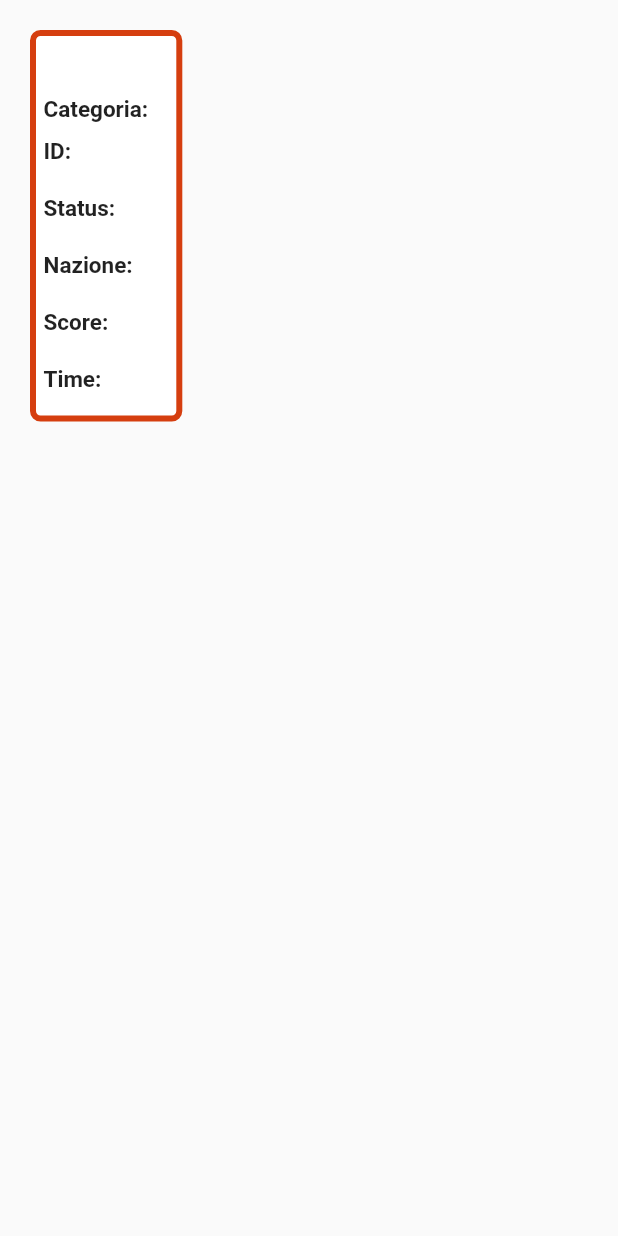
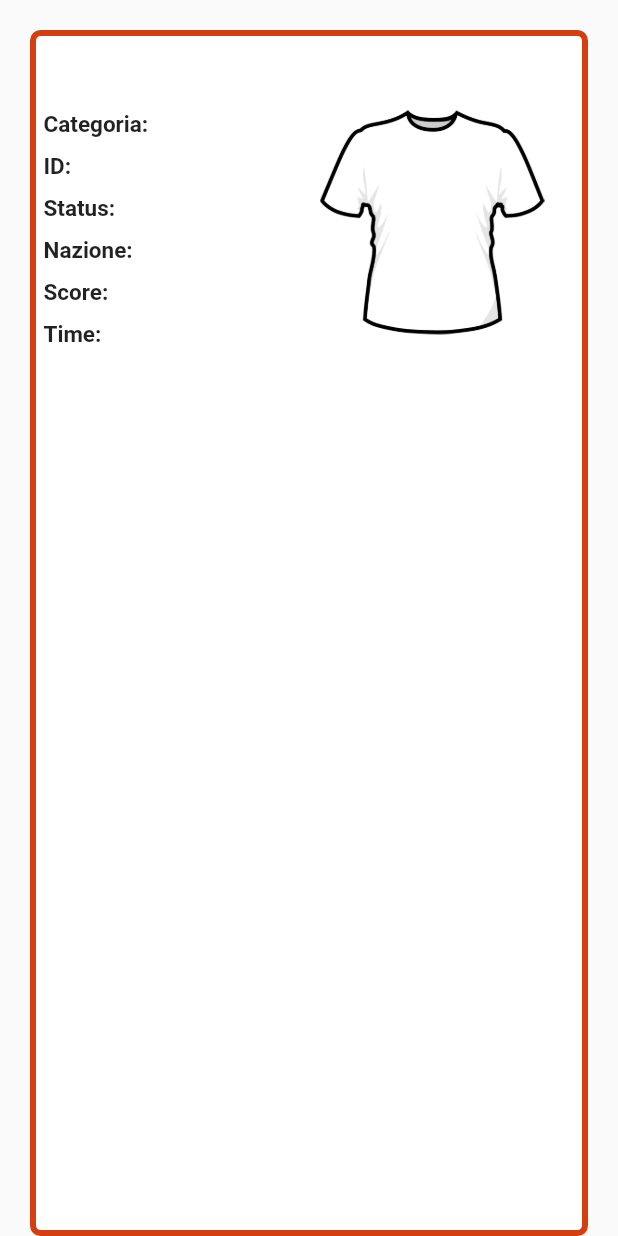
Before and after one commit to VinciGit00/TecnologieCloudMobile, a Flutter app: the TileGiocatore widget shown alone on an empty page, opened directly with empty values, on a phone screen of 412 x 824 dp. Run offline on Flutter 3.47's test engine with Material 2 defaults, Android fonts, the phone set to English and light mode, and no system bars; network calls fail.

Commit message:
added shirts

```diff
--- a/Esercitazione 7 Flutter/progetto_finale/lib/logica/lambda_functions.dart
+++ b/Esercitazione 7 Flutter/progetto_finale/lib/logica/lambda_functions.dart
@@ -154,6 +154,9 @@ class LambdaFunctions {
 
     final response = await http.get(uri);
 
+    print(response.body);
+    print(response.statusCode);
+
     if (response.statusCode == 200) {
       Map<String, dynamic>? risultatiJson = jsonDecode(response.body);
 
--- a/Esercitazione 7 Flutter/progetto_finale/lib/pagine/pagina_classifica_giocatori.dart
+++ b/Esercitazione 7 Flutter/progetto_finale/lib/pagine/pagina_classifica_giocatori.dart
@@ -35,8 +35,7 @@ class _PaginaClassificaGiocatori extends State<PaginaClassificaGiocatori> {
 
   @override
   Widget build(BuildContext context) {
-    return DefaultTabController(
-      length: 2,
+    return SafeArea(
       child: Scaffold(
         appBar: AppBar(
           title: Text(widget.title),
--- a/Esercitazione 7 Flutter/progetto_finale/lib/pagine/pagina_gara.dart
+++ b/Esercitazione 7 Flutter/progetto_finale/lib/pagine/pagina_gara.dart
@@ -47,9 +47,9 @@ class _PaginaGaraState extends State<PaginaGara> {
                 if (asyncsnapshot.connectionState == ConnectionState.done) {
                   if (asyncsnapshot.hasData) {
                     return RefreshIndicator(
-                      onRefresh: () => Future.delayed(
-                        const Duration(seconds: 1),
-                      ),
+                      onRefresh: () async {
+                        setState(() {});
+                      },
                       child: ListView.builder(
                         padding: const EdgeInsets.only(bottom: 10.0),
                         itemCount: asyncsnapshot.data!.length,
--- a/Esercitazione 7 Flutter/progetto_finale/lib/tiles/tile_giocatore.dart
+++ b/Esercitazione 7 Flutter/progetto_finale/lib/tiles/tile_giocatore.dart
@@ -31,7 +31,6 @@ class _TileGiocatoreState extends State<TileGiocatore> {
           ),
         ),
         child: Column(
-          mainAxisSize: MainAxisSize.min,
           crossAxisAlignment: CrossAxisAlignment.start,
           children: [
             // Nome Giocatore
@@ -40,9 +39,16 @@ class _TileGiocatoreState extends State<TileGiocatore> {
               style: TextStyle(fontWeight: FontWeight.bold, fontSize: 30),
             ),
 
+            Row(
+              children: [
+                Expanded(
+                  child: Column(
+                    mainAxisSize: MainAxisSize.min,
+                    crossAxisAlignment: CrossAxisAlignment.start,
+                    children: [
                       // NomeClub / Categoria
                       Padding(
-              padding: const EdgeInsets.only(right: 10),
+                        padding: const EdgeInsets.only(right: 10, top: 10),
                         child: Text(
                           widget.isCategoria ? "Club: ${widget.model.nomeClub}" : "Categoria: ${widget.model.nomeCategoria}",
                           style: TextStyle(fontWeight: FontWeight.bold, fontSize: 15),
@@ -51,7 +57,7 @@ class _TileGiocatoreState extends State<TileGiocatore> {
 
                       // ID
                       Padding(
-              padding: const EdgeInsets.only(top: 10, bottom: 10),
+                        padding: const EdgeInsets.only(top: 10),
                         child: Text(
                           "ID: ${widget.model.idGiocatore}",
                           style: TextStyle(fontWeight: FontWeight.bold, fontSize: 15),
@@ -60,7 +66,7 @@ class _TileGiocatoreState extends State<TileGiocatore> {
 
                       // Status
                       Padding(
-              padding: const EdgeInsets.only(top: 10, bottom: 10),
+                        padding: const EdgeInsets.only(top: 10),
                         child: Text(
                           "Status: ${widget.model.status}",
                           style: TextStyle(fontWeight: FontWeight.bold, fontSize: 15),
@@ -69,7 +75,7 @@ class _TileGiocatoreState extends State<TileGiocatore> {
 
                       // Codice Nazione
                       Padding(
-              padding: const EdgeInsets.only(top: 10, bottom: 10),
+                        padding: const EdgeInsets.only(top: 10),
                         child: Text(
                           "Nazione: ${widget.model.nazione}",
                           style: TextStyle(fontWeight: FontWeight.bold, fontSize: 15),
@@ -78,7 +84,7 @@ class _TileGiocatoreState extends State<TileGiocatore> {
 
                       // Score
                       Padding(
-              padding: const EdgeInsets.only(top: 10, bottom: 10),
+                        padding: const EdgeInsets.only(top: 10),
                         child: Text(
                           "Score: ${widget.model.score}",
                           style: TextStyle(fontWeight: FontWeight.bold, fontSize: 15),
@@ -87,7 +93,7 @@ class _TileGiocatoreState extends State<TileGiocatore> {
 
                       // Time
                       Padding(
-              padding: const EdgeInsets.only(top: 10, bottom: 10),
+                        padding: const EdgeInsets.only(top: 10),
                         child: Text(
                           "Time: ${widget.model.time}",
                           style: TextStyle(fontWeight: FontWeight.bold, fontSize: 15),
@@ -96,6 +102,34 @@ class _TileGiocatoreState extends State<TileGiocatore> {
                     ],
                   ),
                 ),
+
+                // Maglietta
+                Container(
+                  height: 150,
+                  width: 150,
+                  margin: EdgeInsets.only(right: 20),
+                  child: FittedBox(
+                    fit: BoxFit.fill,
+                    child: Stack(
+                      alignment: Alignment.topCenter,
+                      children: [
+                        Image.asset("assets/m1.png"),
+                        Positioned(
+                          top: 80,
+                          child: Text(
+                            widget.model.numeroMaglia.toString(),
+                            style: TextStyle(fontSize: 130),
+                          ),
+                        )
+                      ],
+                    ),
+                  ),
+                )
+              ],
+            ),
+          ],
+        ),
+      ),
     );
   }
 }
--- a/Esercitazione 7 Flutter/progetto_finale/pubspec.yaml
+++ b/Esercitazione 7 Flutter/progetto_finale/pubspec.yaml
@@ -64,8 +64,8 @@ flutter:
   uses-material-design: true
 
   # To add assets to your application, add an assets section, like this:
-  # assets:
-  #   - images/a_dot_burr.jpeg
+  assets:
+    - assets/
   #   - images/a_dot_ham.jpeg
 
   # An image asset can refer to one or more resolution-specific "variants", see
```
Also changed, not shown: Esercitazione 7 Flutter/progetto_finale/assets/m1.png (added). Lines whose indentation alone changed are shown as unchanged.
